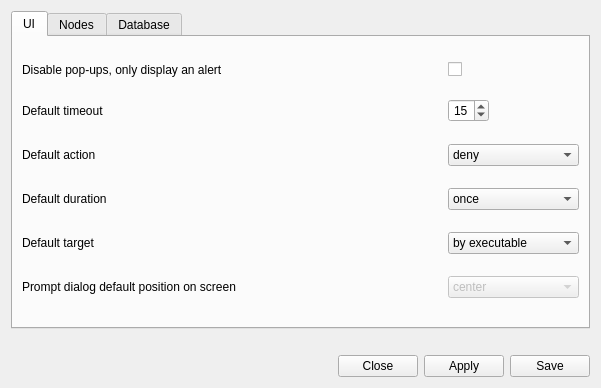
First picture: the form in ui/opensnitch/res/preferences.ui, repository evilsocket/opensnitch, before the edit.
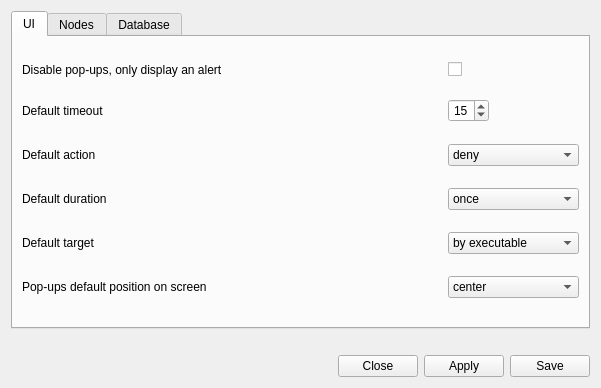
Second picture: the form after the edit. Icons and pictures are not drawn.

Commit message:
ui, pop-ups: allow to choose the position of popups
This feature was disabled on the preferences dialog, it just needed to
be removed or implmented.

Diff of the .ui file:
```diff
--- a/ui/opensnitch/res/preferences.ui
+++ b/ui/opensnitch/res/preferences.ui
@@ -110,7 +110,7 @@
        <item row="5" column="3">
         <widget class="QComboBox" name="comboUIDialogPos">
          <property name="enabled">
-          <bool>false</bool>
+          <bool>true</bool>
          </property>
          <item>
           <property name="text">
@@ -164,7 +164,7 @@
           </sizepolicy>
          </property>
          <property name="text">
-          <string>Prompt dialog default position on screen</string>
+          <string>Pop-ups default position on screen</string>
          </property>
         </widget>
        </item>
```
Left out of the diff: 3 changed lines with no effect on the pictures. The commit also changes 2 other files.
